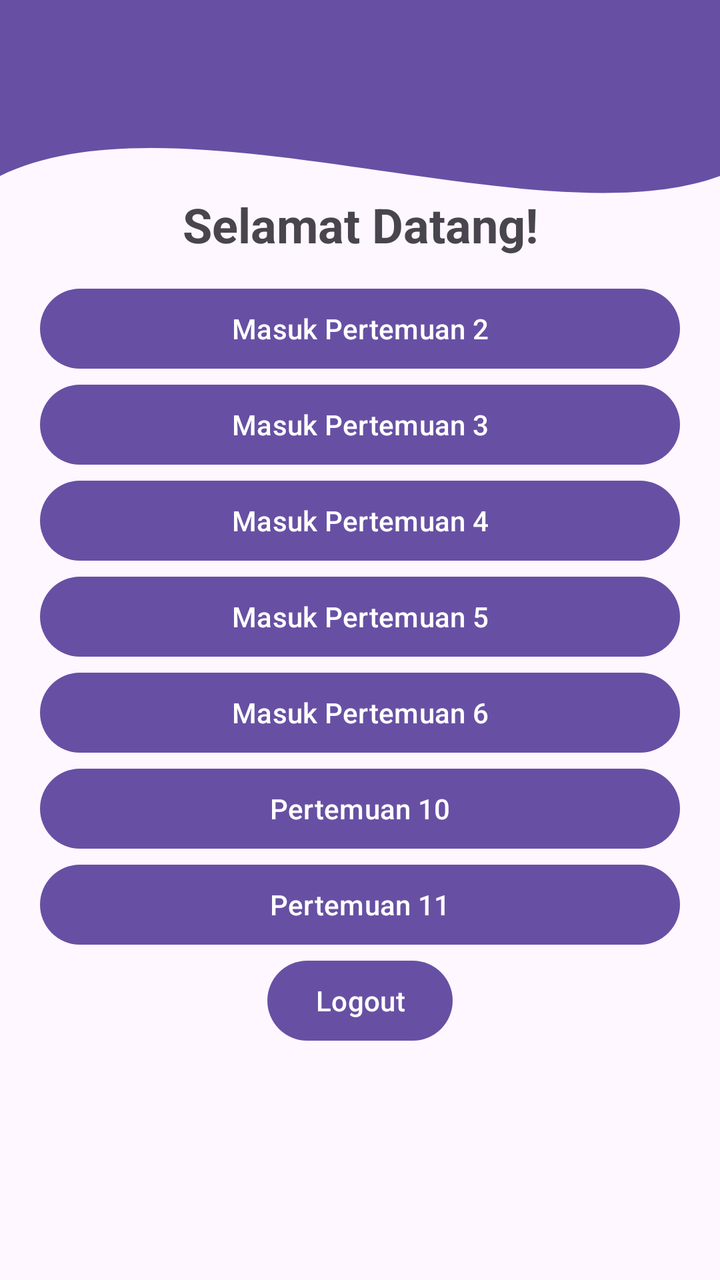
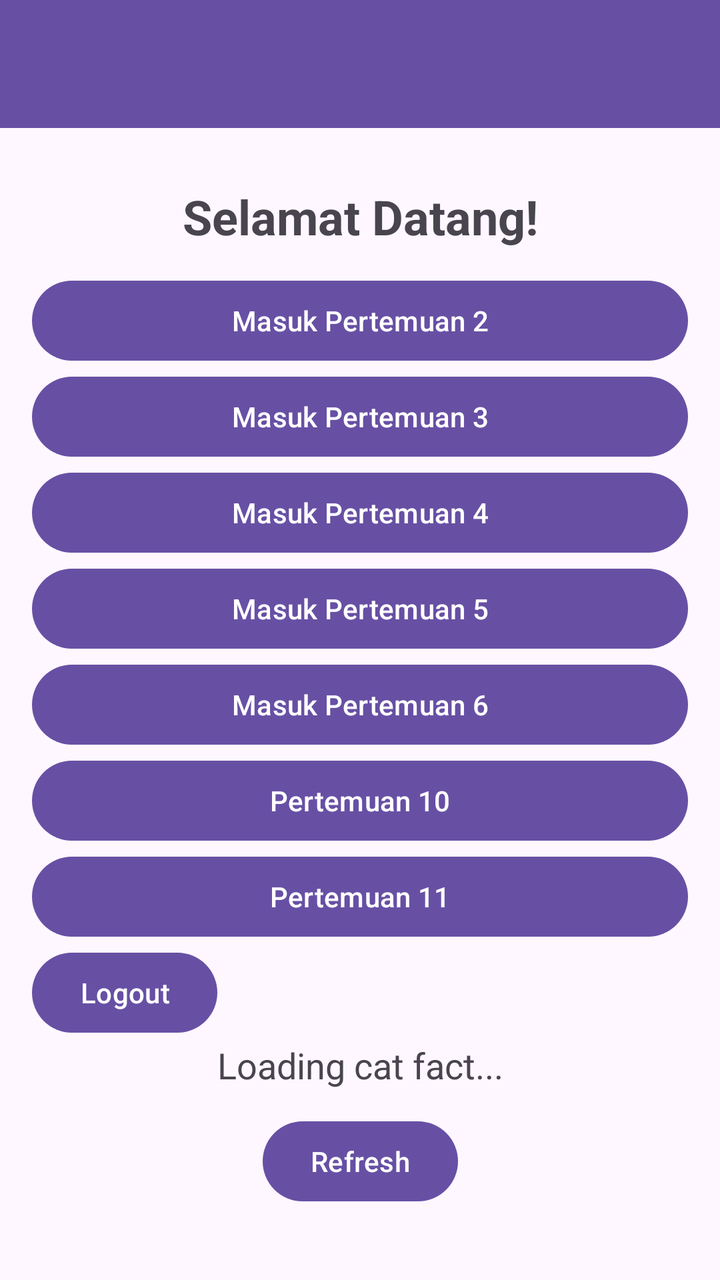

Compare the two renders of this Android layout. The source of the first and the diff that turns it into the second are given below.
<!-- AndroidManifest.xml: application theme Theme.Neptunus_Daniss -->
<!-- res/layout/fragment_home.xml -->
<?xml version="1.0" encoding="utf-8"?>
<androidx.constraintlayout.widget.ConstraintLayout xmlns:android="http://schemas.android.com/apk/res/android"
    xmlns:app="http://schemas.android.com/apk/res-auto"
    android:layout_width="match_parent"
    android:layout_height="match_parent">

    <View
        android:id="@+id/background_header"
        android:layout_width="0dp"
        android:layout_height="220dp"
        android:background="@drawable/bg_header_wave"
        app:layout_constraintEnd_toEndOf="parent"
        app:layout_constraintStart_toStartOf="parent"
        app:layout_constraintTop_toTopOf="parent" />

    <androidx.appcompat.widget.Toolbar
        android:id="@+id/toolbar"
        android:layout_width="0dp"
        android:layout_height="?attr/actionBarSize"
        android:background="?attr/colorPrimary"
        app:titleTextColor="@android:color/white"
        app:layout_constraintEnd_toEndOf="parent"
        app:layout_constraintStart_toStartOf="parent"
        app:layout_constraintTop_toTopOf="parent" />

    <ScrollView
        android:layout_width="0dp"
        android:layout_height="0dp"
        android:fillViewport="true"
        app:layout_constraintBottom_toBottomOf="parent"
        app:layout_constraintEnd_toEndOf="parent"
        app:layout_constraintStart_toStartOf="parent"
        app:layout_constraintTop_toBottomOf="@id/toolbar">

        <LinearLayout
            android:layout_width="match_parent"
            android:layout_height="wrap_content"
            android:gravity="center_horizontal"
            android:orientation="vertical"
            android:padding="20dp">

            <TextView
                android:id="@+id/textWelcome"
                android:layout_width="match_parent"
                android:layout_height="wrap_content"
                android:gravity="center"
                android:padding="12dp"
                android:text="@string/welcome"
                android:textSize="24sp"
                android:textStyle="bold" />

            <Button
                android:id="@+id/btnPertemuan2"
                android:layout_width="match_parent"
                android:layout_height="wrap_content"
                android:text="Masuk Pertemuan 2" />

            <Button
                android:id="@+id/btnPertemuan3"
                android:layout_width="match_parent"
                android:layout_height="wrap_content"
                android:text="Masuk Pertemuan 3" />

            <Button
                android:id="@+id/btnMasuk"
                android:layout_width="match_parent"
                android:layout_height="wrap_content"
                android:text="Masuk Pertemuan 4" />

            <Button
                android:id="@+id/btnMasukP5"
                android:layout_width="match_parent"
                android:layout_height="wrap_content"
                android:text="Masuk Pertemuan 5" />

            <Button
                android:id="@+id/btnPertemuan6"
                android:layout_width="match_parent"
                android:layout_height="wrap_content"
                android:text="Masuk Pertemuan 6" />

            <Button
                android:id="@+id/btnPertemuan9"
                android:layout_width="match_parent"
                android:layout_height="wrap_content"
                android:text="Pertemuan 10" />

            <Button
                android:id="@+id/btnPertemuan11"
                android:layout_width="match_parent"
                android:layout_height="wrap_content"
                android:text="Pertemuan 11" />

            <Button
                android:id="@+id/btnLogout"
                android:layout_width="wrap_content"
                android:layout_height="wrap_content"
                android:text="Logout" />
        </LinearLayout>
    </ScrollView>
</androidx.constraintlayout.widget.ConstraintLayout>
<!-- resources referenced by this layout -->
<resources>
  <!-- drawable bg_header_wave (drawable) -->
  <vector xmlns:android="http://schemas.android.com/apk/res/android"
      android:width="100dp"
      android:height="100dp"
      android:viewportWidth="100"
      android:viewportHeight="100">
      <path
          android:fillColor="?attr/colorPrimary"
          android:pathData="M0,0 L100,0 L100,40 C75,55 25,20 0,40 Z" />
  </vector>
  <string name="welcome">Selamat Datang!</string>
  <style name="Theme.Neptunus_Daniss" parent="Base.Theme.Neptunus_Daniss" />
  <style name="Base.Theme.Neptunus_Daniss" parent="Theme.Material3.DayNight.NoActionBar">
          
          
      </style>
</resources>

<!-- the commit's change to res/layout/fragment_home.xml (unified diff, before → after) -->
@@ -1,43 +1,33 @@
 <?xml version="1.0" encoding="utf-8"?>
-<androidx.constraintlayout.widget.ConstraintLayout xmlns:android="http://schemas.android.com/apk/res/android"
+<androidx.coordinatorlayout.widget.CoordinatorLayout xmlns:android="http://schemas.android.com/apk/res/android"
     xmlns:app="http://schemas.android.com/apk/res-auto"
     android:layout_width="match_parent"
     android:layout_height="match_parent">
 
-    <View
-        android:id="@+id/background_header"
-        android:layout_width="0dp"
-        android:layout_height="220dp"
-        android:background="@drawable/bg_header_wave"
-        app:layout_constraintEnd_toEndOf="parent"
-        app:layout_constraintStart_toStartOf="parent"
-        app:layout_constraintTop_toTopOf="parent" />
+    <com.google.android.material.appbar.AppBarLayout
+        android:id="@+id/appBarLayout"
+        android:layout_width="match_parent"
+        android:layout_height="wrap_content"
+        android:theme="@style/ThemeOverlay.AppCompat.Dark.ActionBar">
 
-    <androidx.appcompat.widget.Toolbar
-        android:id="@+id/toolbar"
-        android:layout_width="0dp"
-        android:layout_height="?attr/actionBarSize"
-        android:background="?attr/colorPrimary"
-        app:titleTextColor="@android:color/white"
-        app:layout_constraintEnd_toEndOf="parent"
-        app:layout_constraintStart_toStartOf="parent"
-        app:layout_constraintTop_toTopOf="parent" />
+        <androidx.appcompat.widget.Toolbar
+            android:id="@+id/toolbar"
+            android:layout_width="match_parent"
+            android:layout_height="?attr/actionBarSize"
+            android:background="?attr/colorPrimary"
+            app:titleTextColor="@android:color/white" />
+    </com.google.android.material.appbar.AppBarLayout>
 
-    <ScrollView
-        android:layout_width="0dp"
-        android:layout_height="0dp"
+    <androidx.core.widget.NestedScrollView
+        android:layout_width="match_parent"
+        android:layout_height="match_parent"
         android:fillViewport="true"
-        app:layout_constraintBottom_toBottomOf="parent"
-        app:layout_constraintEnd_toEndOf="parent"
-        app:layout_constraintStart_toStartOf="parent"
-        app:layout_constraintTop_toBottomOf="@id/toolbar">
+        app:layout_behavior="@string/appbar_scrolling_view_behavior">
 
-        <LinearLayout
+        <androidx.constraintlayout.widget.ConstraintLayout
             android:layout_width="match_parent"
             android:layout_height="wrap_content"
-            android:gravity="center_horizontal"
-            android:orientation="vertical"
-            android:padding="20dp">
+            android:padding="16dp">
 
             <TextView
                 android:id="@+id/textWelcome"
@@ -47,55 +37,106 @@
                 android:padding="12dp"
                 android:text="@string/welcome"
                 android:textSize="24sp"
-                android:textStyle="bold" />
+                android:textStyle="bold"
+                app:layout_constraintEnd_toEndOf="parent"
+                app:layout_constraintStart_toStartOf="parent"
+                app:layout_constraintTop_toTopOf="parent" />
+
+            <GridLayout
+                android:id="@+id/grid_button"
+                android:layout_width="0dp"
+                android:layout_height="wrap_content"
+                android:columnCount="1"
+                android:orientation="vertical"
+                app:layout_constraintEnd_toEndOf="parent"
+                app:layout_constraintStart_toStartOf="parent"
+                app:layout_constraintTop_toBottomOf="@id/textWelcome">
+
+                <Button
+                    android:id="@+id/btnPertemuan2"
+                    android:layout_width="match_parent"
+                    android:layout_height="wrap_content"
+                    android:text="Masuk Pertemuan 2" />
+
+                <Button
+                    android:id="@+id/btnPertemuan3"
+                    android:layout_width="match_parent"
+                    android:layout_height="wrap_content"
+                    android:text="Masuk Pertemuan 3" />
+
+                <Button
+                    android:id="@+id/btnMasuk"
+                    android:layout_width="match_parent"
+                    android:layout_height="wrap_content"
+                    android:text="Masuk Pertemuan 4" />
+
+                <Button
+                    android:id="@+id/btnMasukP5"
+                    android:layout_width="match_parent"
+                    android:layout_height="wrap_content"
+                    android:text="Masuk Pertemuan 5" />
+
+                <Button
+                    android:id="@+id/btnPertemuan6"
+                    android:layout_width="match_parent"
+                    android:layout_height="wrap_content"
+                    android:text="Masuk Pertemuan 6" />
+
+                <Button
+                    android:id="@+id/btnPertemuan9"
+                    android:layout_width="match_parent"
+                    android:layout_height="wrap_content"
+                    android:text="Pertemuan 10" />
+
+                <Button
+                    android:id="@+id/btnPertemuan11"
+                    android:layout_width="match_parent"
+                    android:layout_height="wrap_content"
+                    android:text="Pertemuan 11" />
+
+                <Button
+                    android:id="@+id/btnLogout"
+                    android:layout_width="wrap_content"
+                    android:layout_height="wrap_content"
+                    android:text="Logout" />
+            </GridLayout>
+
+            <TextView
+                android:id="@+id/tvCatFact"
+                android:layout_width="0dp"
+                android:layout_height="wrap_content"
+                android:gravity="center"
+                android:text="Loading cat fact..."
+                android:textAlignment="center"
+                android:textSize="18sp"
+                app:layout_constraintEnd_toEndOf="parent"
+                app:layout_constraintStart_toStartOf="parent"
+                app:layout_constraintTop_toBottomOf="@id/grid_button" />
 
             <Button
-                android:id="@+id/btnPertemuan2"
-                android:layout_width="match_parent"
-                android:layout_height="wrap_content"
-                android:text="Masuk Pertemuan 2" />
-
-            <Button
-                android:id="@+id/btnPertemuan3"
-                android:layout_width="match_parent"
-                android:layout_height="wrap_content"
-                android:text="Masuk Pertemuan 3" />
-
-            <Button
-                android:id="@+id/btnMasuk"
-                android:layout_width="match_parent"
-                android:layout_height="wrap_content"
-                android:text="Masuk Pertemuan 4" />
-
-            <Button
-                android:id="@+id/btnMasukP5"
-                android:layout_width="match_parent"
-                android:layout_height="wrap_content"
-                android:text="Masuk Pertemuan 5" />
-
-            <Button
-                android:id="@+id/btnPertemuan6"
-                android:layout_width="match_parent"
-                android:layout_height="wrap_content"
-                android:text="Masuk Pertemuan 6" />
-
-            <Button
-                android:id="@+id/btnPertemuan9"
-                android:layout_width="match_parent"
-                android:layout_height="wrap_content"
-                android:text="Pertemuan 10" />
-
-            <Button
-                android:id="@+id/btnPertemuan11"
-                android:layout_width="match_parent"
-                android:layout_height="wrap_content"
-                android:text="Pertemuan 11" />
-
-            <Button
-                android:id="@+id/btnLogout"
+                android:id="@+id/btnRefresh"
                 android:layout_width="wrap_content"
                 android:layout_height="wrap_content"
-                android:text="Logout" />
-        </LinearLayout>
-    </ScrollView>
-</androidx.constraintlayout.widget.ConstraintLayout>
+                android:layout_marginTop="12dp"
+                android:text="Refresh"
+                app:layout_constraintEnd_toEndOf="parent"
+                app:layout_constraintStart_toStartOf="parent"
+                app:layout_constraintTop_toBottomOf="@id/tvCatFact" />
+
+            <androidx.recyclerview.widget.RecyclerView
+                android:id="@+id/rvGallery"
+                android:layout_width="0dp"
+                android:layout_height="wrap_content"
+                android:layout_marginTop="16dp"
+                android:clipToPadding="false"
+                android:nestedScrollingEnabled="false"
+                android:padding="8dp"
+                android:paddingBottom="96dp"
+                app:layout_constraintBottom_toBottomOf="parent"
+                app:layout_constraintEnd_toEndOf="parent"
+                app:layout_constraintStart_toStartOf="parent"
+                app:layout_constraintTop_toBottomOf="@id/btnRefresh"
+                app:layout_constraintVertical_bias="0" />
+        </androidx.constraintlayout.widget.ConstraintLayout>
+    </androidx.core.widget.NestedScrollView>
+</androidx.coordinatorlayout.widget.CoordinatorLayout>
<!-- resource entries referenced after the edit -->
@@ -1,15 +1,5 @@
 <!-- resources referenced by this layout -->
 <resources>
-  <!-- drawable bg_header_wave (drawable) -->
-  <vector xmlns:android="http://schemas.android.com/apk/res/android"
-      android:width="100dp"
-      android:height="100dp"
-      android:viewportWidth="100"
-      android:viewportHeight="100">
-      <path
-          android:fillColor="?attr/colorPrimary"
-          android:pathData="M0,0 L100,0 L100,40 C75,55 25,20 0,40 Z" />
-  </vector>
   <string name="welcome">Selamat Datang!</string>
   <style name="Theme.Neptunus_Daniss" parent="Base.Theme.Neptunus_Daniss" />
   <style name="Base.Theme.Neptunus_Daniss" parent="Theme.Material3.DayNight.NoActionBar">
